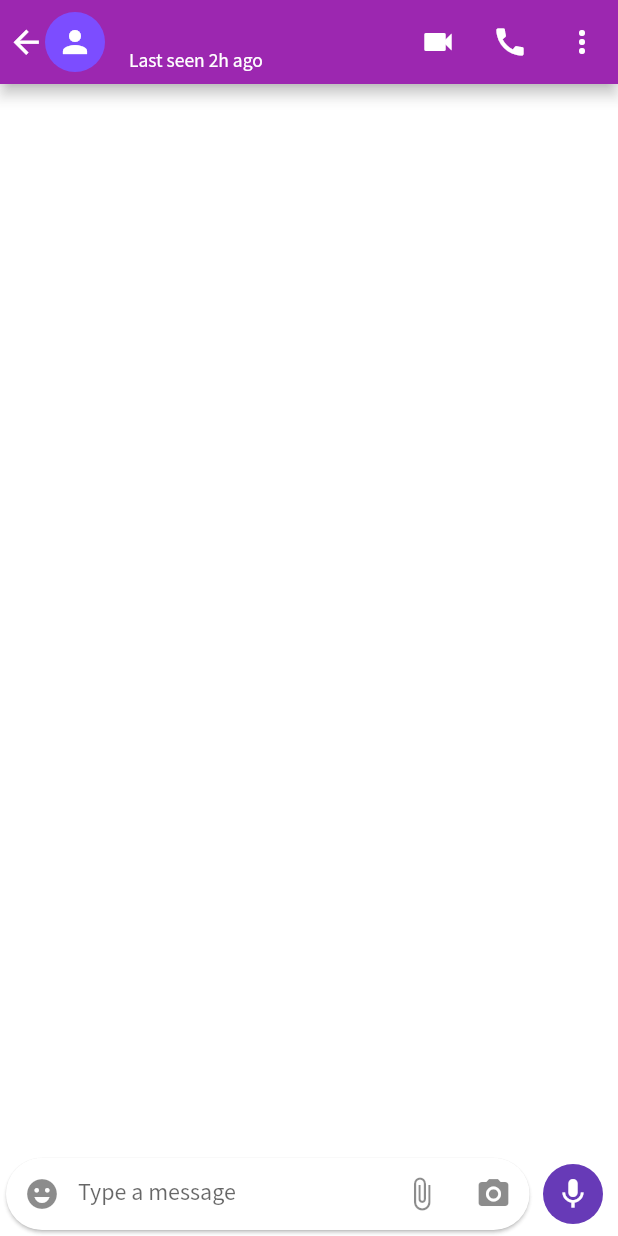
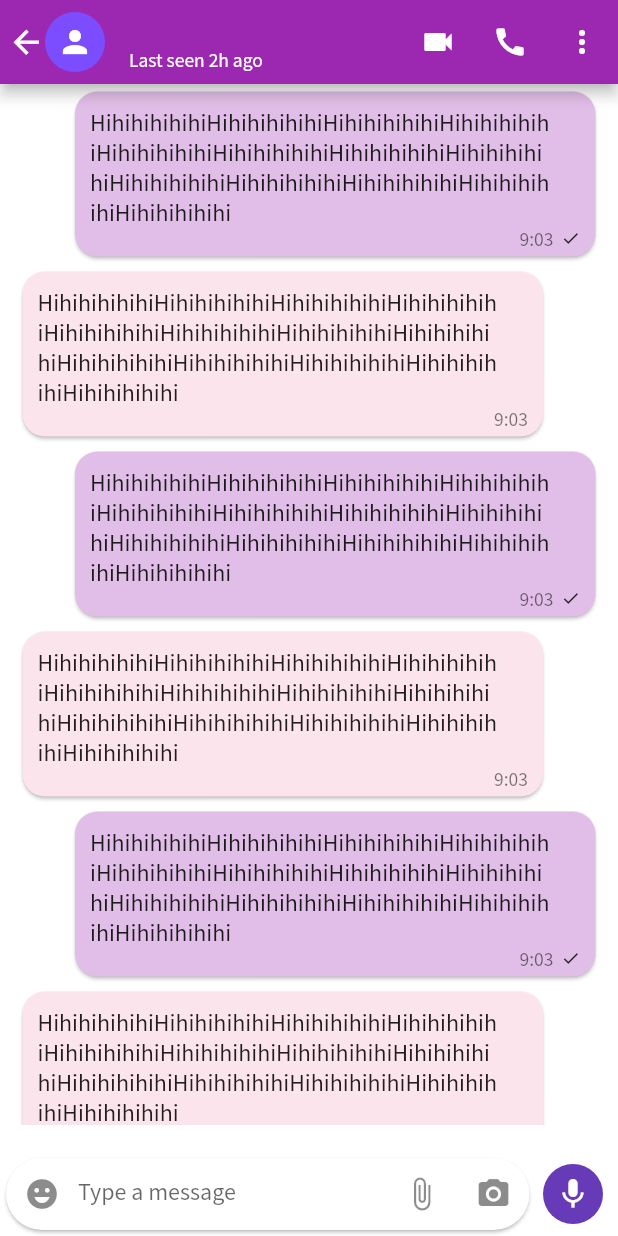
Before and after one commit to hkhansh27/chat-app, a Flutter app: the IndividualPage screen opened directly with empty values, on a phone screen of 412 x 824 dp. Run offline on Flutter 3.47's test engine with Material 2 defaults, Android fonts, the phone set to English and light mode, and no system bars; our stand-ins replace camera, emoji_picker_flutter.

Commit message:
add 2 chat layouts

```diff
--- /dev/null
+++ b/lib/CustomUI/receive_card.dart
@@ -0,0 +1,38 @@
+import 'package:flutter/material.dart';
+
+class RecevieCard extends StatelessWidget {
+  const RecevieCard({Key? key}) : super(key: key);
+
+  @override
+  Widget build(BuildContext context) {
+    return Align(
+      alignment: Alignment.centerLeft,
+      child: ConstrainedBox(
+        constraints: BoxConstraints(
+          maxWidth: MediaQuery.of(context).size.width - 35,
+        ),
+        child: Card(
+            elevation: 1,
+            shape: const RoundedRectangleBorder(borderRadius: BorderRadius.all(Radius.circular(15))),
+            margin: const EdgeInsets.symmetric(horizontal: 15, vertical: 5),
+            color: Colors.pink[50],
+            child: Stack(children: const [
+              Padding(
+                padding: EdgeInsets.only(left: 10, right: 30, top: 10, bottom: 20),
+                child: Text(
+                  "HihihihihihiHihihihihihiHihihihihihiHihihihihihiHihihihihihiHihihihihihiHihihihihihiHihihihihihiHihihihihihiHihihihihihiHihihihihihiHihihihihihiHihihihihihi",
+                  style: TextStyle(fontSize: 16),
+                ),
+              ),
+              Positioned(
+                  bottom: 4,
+                  right: 10,
+                  child: Text(
+                    "9:03",
+                    style: TextStyle(fontSize: 13, color: Colors.black54),
+                  ))
+            ])),
+      ),
+    );
+  }
+}
--- /dev/null
+++ b/lib/CustomUI/send_card.dart
@@ -0,0 +1,47 @@
+import 'package:flutter/material.dart';
+
+class SendCard extends StatelessWidget {
+  const SendCard({Key? key}) : super(key: key);
+
+  @override
+  Widget build(BuildContext context) {
+    return Align(
+      alignment: Alignment.centerRight,
+      child: ConstrainedBox(
+        constraints: BoxConstraints(
+          maxWidth: MediaQuery.of(context).size.width - 35,
+        ),
+        child: Card(
+            elevation: 1,
+            shape: const RoundedRectangleBorder(borderRadius: BorderRadius.all(Radius.circular(15))),
+            margin: const EdgeInsets.symmetric(horizontal: 15, vertical: 5),
+            color: Colors.purple[100],
+            child: Stack(children: [
+              const Padding(
+                padding: EdgeInsets.only(left: 10, right: 30, top: 10, bottom: 20),
+                child: Text(
+                  "HihihihihihiHihihihihihiHihihihihihiHihihihihihiHihihihihihiHihihihihihiHihihihihihiHihihihihihiHihihihihihiHihihihihihiHihihihihihiHihihihihihiHihihihihihi",
+                  style: TextStyle(fontSize: 16),
+                ),
+              ),
+              Positioned(
+                  bottom: 4,
+                  right: 10,
+                  child: Row(children: const [
+                    Text(
+                      "9:03",
+                      style: TextStyle(fontSize: 13, color: Colors.black54),
+                    ),
+                    SizedBox(
+                      width: 5,
+                    ),
+                    Icon(
+                      Icons.done,
+                      size: 13,
+                    )
+                  ]))
+            ])),
+      ),
+    );
+  }
+}
--- a/lib/Screens/individual_page.dart
+++ b/lib/Screens/individual_page.dart
@@ -1,3 +1,5 @@
+import 'package:chat_app/CustomUI/send_card.dart';
+import 'package:chat_app/CustomUI/receive_card.dart';
 import 'package:chat_app/Models/chat_model.dart';
 import 'package:flutter/material.dart';
 import 'package:emoji_picker_flutter/emoji_picker_flutter.dart';
@@ -31,7 +33,8 @@ class _IndividualPageState extends State<IndividualPage> {
 
   @override
   Widget build(BuildContext context) {
-    return Scaffold(
+    return Stack(children: [
+      Scaffold(
         backgroundColor: Colors.white70,
         appBar: AppBar(
             leadingWidth: 70,
@@ -108,7 +111,44 @@ class _IndividualPageState extends State<IndividualPage> {
           child: WillPopScope(
             child: Stack(
               children: [
-              ListView(),
+                Container(
+                  height: MediaQuery.of(context).size.height - 130,
+                  child: ListView(
+                    shrinkWrap: true,
+                    children: const [
+                      SendCard(),
+                      RecevieCard(),
+                      SendCard(),
+                      RecevieCard(),
+                      SendCard(),
+                      RecevieCard(),
+                      SendCard(),
+                      RecevieCard(),
+                      SendCard(),
+                      RecevieCard(),
+                      SendCard(),
+                      RecevieCard(),
+                      SendCard(),
+                      RecevieCard(),
+                      SendCard(),
+                      RecevieCard(),
+                      SendCard(),
+                      RecevieCard(),
+                      SendCard(),
+                      RecevieCard(),
+                      SendCard(),
+                      RecevieCard(),
+                      SendCard(),
+                      RecevieCard(),
+                      SendCard(),
+                      RecevieCard(),
+                      SendCard(),
+                      RecevieCard(),
+                      SendCard(),
+                      RecevieCard(),
+                    ],
+                  ),
+                ),
                 Align(
                     alignment: Alignment.bottomCenter,
                     child: Column(
@@ -192,7 +232,8 @@ class _IndividualPageState extends State<IndividualPage> {
             },
           ),
         ),
-    );
+      )
+    ]);
   }
 
   Widget bottomShet() {
```
Lines whose indentation alone changed are shown as unchanged.
